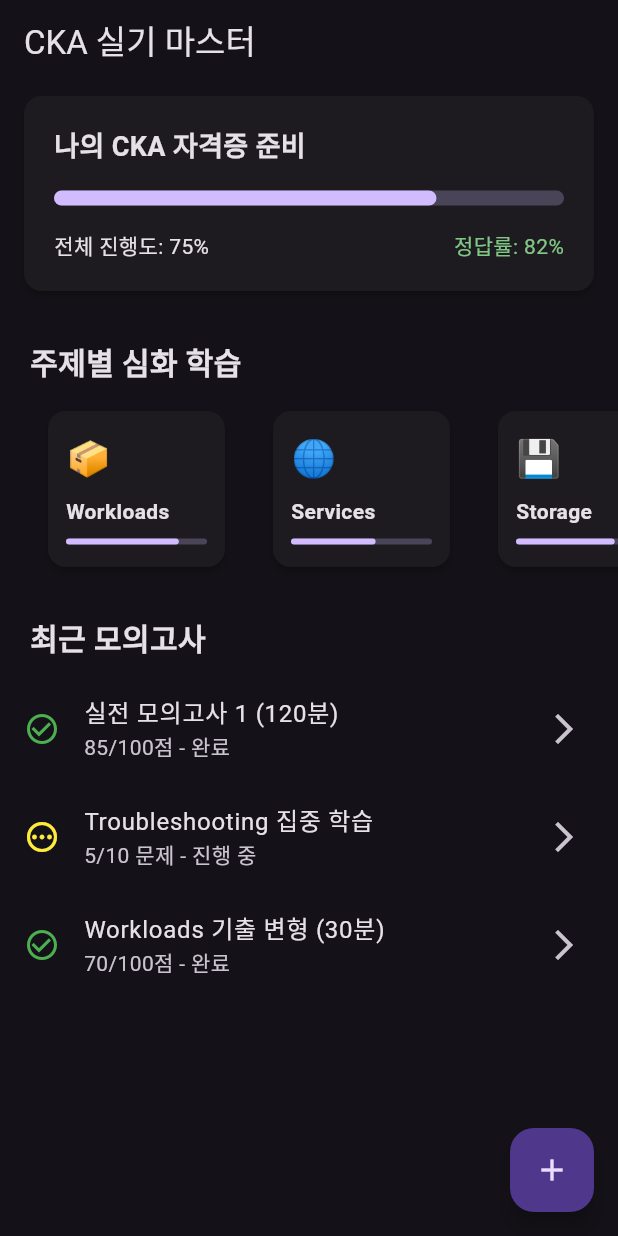
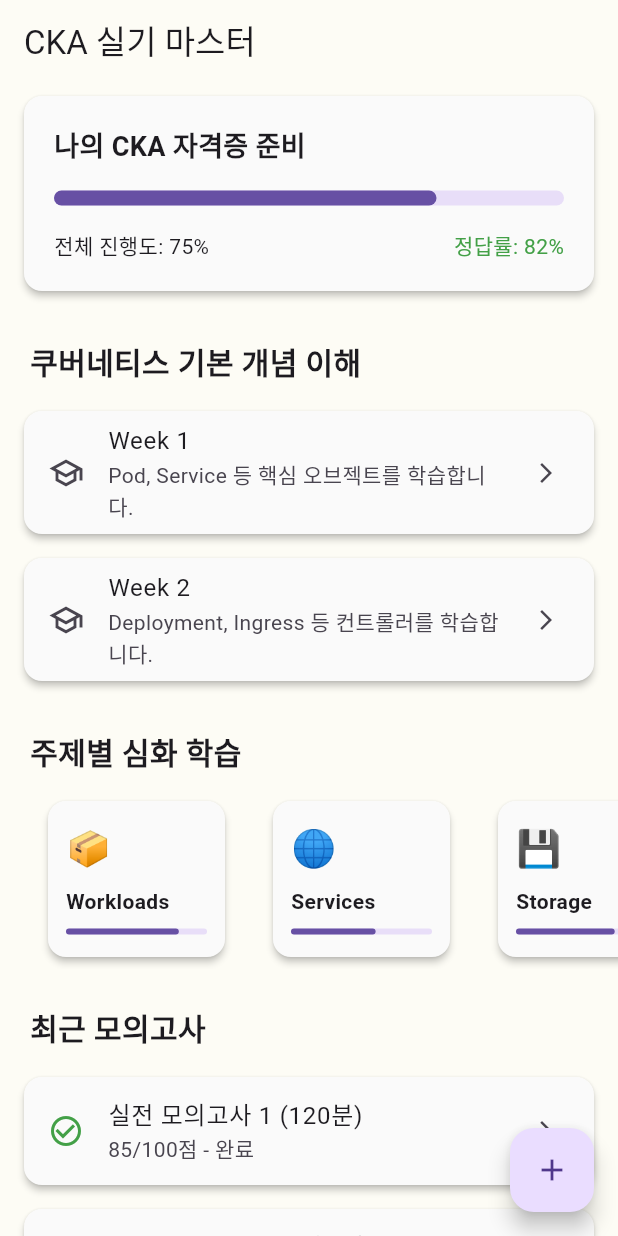
Before and after one commit to djlim33/k8s-quiz-app, a Flutter app: the screen it shows after launch, on a phone screen of 412 x 824 dp. Run offline on Flutter 3.47's test engine with Material 3 defaults, Android fonts, the phone set to English and light mode, and no system bars; our stand-ins replace flutter_riverpod.

Commit message:
내용 추가

```diff
--- a/lib/main.dart
+++ b/lib/main.dart
@@ -4,6 +4,8 @@ import 'screens/main_screen.dart';
 import 'screens/setup_screen.dart';
 import 'screens/quiz_screen.dart';
 import 'screens/result_screen.dart';
+import 'screens/concept_screen.dart'; // 1. 새로운 화면 import
+import 'screens/weekly_concepts_screen.dart';
 
 void main() {
   // 2. ProviderScope로 앱을 감싸기
@@ -20,13 +22,16 @@ class CkaMasterApp extends StatelessWidget {
       theme: ThemeData(
         primarySwatch: Colors.blue,
         useMaterial3: true,
-        brightness: Brightness.dark,
-        cardTheme: CardThemeData( // (이전 오류 수정된 코드)
+        // [수정] 밝은 테마로 변경
+        brightness: Brightness.light,
+        scaffoldBackgroundColor: const Color(0xFFFDFCF5), // 연한 베이지 배경
+        cardTheme: CardThemeData(
           elevation: 2,
           shape: RoundedRectangleBorder(
             borderRadius: BorderRadius.circular(12),
           ),
           margin: const EdgeInsets.symmetric(vertical: 8, horizontal: 16),
+          color: const Color(0xFFFAFAFA), // [수정] 카드 배경을 보기 좋은 오프화이트 색상으로 변경
         ),
         elevatedButtonTheme: ElevatedButtonThemeData(
           style: ElevatedButton.styleFrom(
@@ -43,6 +48,8 @@ class CkaMasterApp extends StatelessWidget {
         '/setup': (context) => const SetupScreen(),
         '/quiz': (context) => const QuizScreen(),
         '/result': (context) => const ResultScreen(),
+        '/concept': (context) => const ConceptScreen(),
+        '/weekly-concepts': (context) => const WeeklyConceptsScreen(), // [수정] const 제거
       },
     );
   }
--- a/lib/models/cka_data.dart
+++ b/lib/models/cka_data.dart
@@ -41,3 +41,46 @@ class RecentExamSummary {
 // TODO: 2단계에서 사용할 문제/해설 모델들
 // class CkaQuestion { ... }
 // class CkaTopic { ... }
+
+// 5. 메인 화면: 쿠버네티스 기본 개념
+class BasicConceptSummary {
+  final String id;
+  final String title;
+  final String description;
+
+  BasicConceptSummary({
+    required this.id,
+    required this.title,
+    required this.description,
+  });
+}
+
+// 4. 개념 학습 화면: 토픽별 상세 개념
+class Concept {
+  final String topicId;
+  final String topicName;
+  final String description;
+  final String commandExample;
+  final String yamlExample;
+
+  Concept({
+    required this.topicId,
+    required this.topicName,
+    required this.description,
+    required this.commandExample,
+    required this.yamlExample,
+  });
+}
+
+// 6. 메인 화면: 주차별 기본 개념
+class WeeklyConceptSummary {
+  final String id; // 예: 'week1'
+  final String title; // 예: 'Week 1'
+  final String description; // 예: 'Pod, Service의 기본 개념을 학습합니다.'
+
+  WeeklyConceptSummary({
+    required this.id,
+    required this.title,
+    required this.description,
+  });
+}
--- a/lib/providers/cka_repository.dart
+++ b/lib/providers/cka_repository.dart
@@ -127,6 +127,85 @@ class MockCkaRepository {
     // 설정에서 요청한 만큼만 반환 (시뮬레이션이므로 2개만 반환됨)
     return questions.take(settings.questionCount).toList();
   }
+
+  // [수정] ConceptScreen에 표시할 특정 '상위' 토픽에 속한 '여러' 개념 데이터
+  Future<List<Concept>> fetchConceptsByParentTopicId(String parentTopicId) async {
+    await Future.delayed(const Duration(milliseconds: 500));
+    // parentTopicId에 따라 다른 데이터를 반환합니다.
+    // 여기서는 'workloads'에 대한 예시 데이터만 구현합니다.
+    if (parentTopicId == 'workloads') {
+      return [
+        Concept(
+          topicId: 'pods',
+          topicName: 'Pod의 이해',
+          description: 'Pod는 쿠버네티스에서 생성하고 관리할 수 있는 배포 가능한 가장 작은 컴퓨팅 단위입니다. 하나 이상의 컨테이너 그룹을 나타냅니다.',
+          commandExample: '# nginx 이미지를 사용하는 \'my-pod\' Pod 생성\n'
+              'kubectl run my-pod --image=nginx',
+          yamlExample: 'apiVersion: v1\n'
+              'kind: Pod\n'
+              'metadata:\n'
+              '  name: my-pod\n'
+              'spec:\n'
+              '  containers:\n'
+              '  - name: nginx-container\n'
+              '    image: nginx:latest',
+        ),
+        Concept(
+          topicId: 'deployments',
+          topicName: 'Deployment의 역할',
+          description: 'Deployment는 Pod와 ReplicaSet에 대한 선언적 업데이트를 제공합니다. Deployment를 통해 Pod의 복제본 수를 관리하고, 롤링 업데이트 및 롤백을 수행할 수 있습니다.',
+          commandExample: '# nginx Deployment 생성 (3개의 복제본)\n'
+              'kubectl create deployment nginx-deployment --image=nginx --replicas=3',
+          yamlExample: 'apiVersion: apps/v1\n'
+              'kind: Deployment\n'
+              'metadata:\n'
+              '  name: nginx-deployment\n'
+              '# ... (이하 생략)',
+        ),
+      ];
+    }
+    // 'workloads'가 아닌 다른 토픽은 빈 리스트 반환
+    return [];
+  }
+
+  // [수정] 메인 화면에 표시할 '주차별' 기본 개념 목록
+  Future<List<WeeklyConceptSummary>> getWeeklyConcepts() async {
+    await Future.delayed(const Duration(milliseconds: 350));
+    return [
+      WeeklyConceptSummary(
+        id: 'week1',
+        title: 'Week 1',
+        description: 'Pod, Service 등 핵심 오브젝트를 학습합니다.',
+      ),
+      WeeklyConceptSummary(
+        id: 'week2',
+        title: 'Week 2',
+        description: 'Deployment, Ingress 등 컨트롤러를 학습합니다.',
+      ),
+    ];
+  }
+
+  // [신규] 특정 주차에 해당하는 개념 목록
+  Future<List<BasicConceptSummary>> getConceptsForWeek(String weekId) async {
+    await Future.delayed(const Duration(milliseconds: 200));
+    // weekId에 따라 다른 데이터를 반환합니다.
+    if (weekId == 'week1') {
+      return [
+        BasicConceptSummary(
+          id: 'pods',
+          title: 'Pod란 무엇인가?',
+          description: '쿠버네티스 배포의 가장 작은 단위입니다.',
+        ),
+        BasicConceptSummary(
+          id: 'services',
+          title: 'Service의 역할',
+          description: 'Pod 집합에 접근할 수 있는 안정적인 엔드포인트를 제공합니다.',
+        ),
+      ];
+    }
+    // 다른 주차에 대한 데이터 (현재는 비어 있음)
+    return [];
+  }
 }
 
 // --- Provider 정의 (변경 없음) ---
@@ -153,3 +232,14 @@ final recentExamsProvider = FutureProvider<List<RecentExamSummary>>((ref) {
 final availableTopicsProvider = FutureProvider<List<CkaTopic>>((ref) {
   return ref.watch(ckaRepositoryProvider).getAvailableTopics();
 });
+
+// [수정] 메인 화면에 표시할 '주차별' 기본 개념 목록 Provider
+final weeklyConceptsProvider = FutureProvider<List<WeeklyConceptSummary>>((ref) {
+  return ref.watch(ckaRepositoryProvider).getWeeklyConcepts();
+});
+
+// [신규] 특정 주차의 개념 목록을 가져오는 Provider
+final conceptsForWeekProvider =
+    FutureProvider.family<List<BasicConceptSummary>, String>((ref, weekId) {
+  return ref.watch(ckaRepositoryProvider).getConceptsForWeek(weekId);
+});
--- a/lib/providers/setup_provider.dart
+++ b/lib/providers/setup_provider.dart
@@ -8,6 +8,7 @@ class SetupNotifier extends StateNotifier<QuizSetupSettings> {
           topicIds: {'pods'}, // 기본 선택
           questionCount: 10,
           quizType: 'random',
+          timeLimitInMinutes: 30,
         ));
 
   void toggleTopic(String topicId) {
@@ -27,6 +28,10 @@ class SetupNotifier extends StateNotifier<QuizSetupSettings> {
   void setQuizType(String type) {
     state = state.copyWith(quizType: type);
   }
+
+  void setTimeLimit(int minutes) {
+    state = state.copyWith(timeLimitInMinutes: minutes);
+  }
 }
 
 final setupProvider = StateNotifierProvider<SetupNotifier, QuizSetupSettings>((ref) {
--- a/lib/screens/main_screen.dart
+++ b/lib/screens/main_screen.dart
@@ -18,6 +18,7 @@ class MainScreen extends ConsumerWidget {
     final progressAsync = ref.watch(overallProgressProvider);
     final topicsAsync = ref.watch(topicSummariesProvider);
     final examsAsync = ref.watch(recentExamsProvider);
+    final weeklyConceptsAsync = ref.watch(weeklyConceptsProvider); // [수정] Provider 변경
 
     return Scaffold(
       appBar: AppBar(
@@ -32,6 +33,7 @@ class MainScreen extends ConsumerWidget {
           ref.invalidate(overallProgressProvider);
           ref.invalidate(topicSummariesProvider);
           ref.invalidate(recentExamsProvider);
+          ref.invalidate(weeklyConceptsProvider); // [수정] Provider 새로고침
         },
         child: SingleChildScrollView(
           physics: const AlwaysScrollableScrollPhysics(), // 스크롤을 위해
@@ -41,9 +43,24 @@ class MainScreen extends ConsumerWidget {
               // 1. 나의 CKA 합격 현황 카드
               // 5. AsyncValue의 when을 사용하여 로딩/에러/데이터 처리
               progressAsync.when(
-                data: (progress) => _buildProgressCard(context, progress),
-                loading: () => const _LoadingCard(height: 150),
-                error: (err, stack) => _ErrorCard(message: err.toString()),
+                data: (progress) => _buildProgressCard(context, progress), // [수정]
+                loading: () => _LoadingCard(height: 150), // [수정] const 제거
+                error: (err, stack) => _ErrorCard(message: err.toString()), // [수정] const 제거
+              ),
+
+              // [순서 변경] 쿠버네티스 기본 개념 이해
+              const Padding(
+                padding: EdgeInsets.fromLTRB(20, 24, 20, 10),
+                child: Text(
+                  '쿠버네티스 기본 개념 이해',
+                  style: TextStyle(fontSize: 20, fontWeight: FontWeight.bold),
+                ),
+              ),
+              weeklyConceptsAsync.when(
+                data: (weeklyConcepts) =>
+                    _buildWeeklyConceptsSection(context, weeklyConcepts),
+                loading: () => _LoadingCard(height: 180), // [수정] const 제거
+                error: (err, stack) => _ErrorCard(message: err.toString()), // [수정] const 제거
               ),
 
               // 2. 주제별 심화 학습 (가로 스크롤)
@@ -55,9 +72,9 @@ class MainScreen extends ConsumerWidget {
                 ),
               ),
               topicsAsync.when(
-                data: (topics) => _buildTopicSection(context, topics),
-                loading: () => const _LoadingCard(height: 120),
-                error: (err, stack) => _ErrorCard(message: err.toString()),
+                data: (topics) => _buildTopicSection(context, topics), // [수정]
+                loading: () => _LoadingCard(height: 120), // [수정] const 제거
+                error: (err, stack) => _ErrorCard(message: err.toString()), // [수정] const 제거
               ),
 
               // 3. 최근 생성한 모의고사 (세로 리스트)
@@ -69,9 +86,9 @@ class MainScreen extends ConsumerWidget {
                 ),
               ),
               examsAsync.when(
-                data: (exams) => _buildRecentExamsSection(context, exams),
-                loading: () => const _LoadingCard(height: 200),
-                error: (err, stack) => _ErrorCard(message: err.toString()),
+                data: (exams) => _buildRecentExamsSection(context, exams), // [수정]
+                loading: () => _LoadingCard(height: 200), // [수정] const 제거
+                error: (err, stack) => _ErrorCard(message: err.toString()), // [수정] const 제거
               ),
             ],
           ),
@@ -113,8 +130,8 @@ class MainScreen extends ConsumerWidget {
               children: [
                 Text('전체 진행도: ${(progress.progressPercent * 100).toInt()}%'), // *데이터 사용*
                 Text(
-                  '정답률: ${(progress.accuracyPercent * 100).toInt()}%', // *데이터 사용*
-                  style: TextStyle(color: Colors.green.shade300),
+                  '정답률: ${(progress.accuracyPercent * 100).toInt()}%',
+                  style: TextStyle(color: Colors.green.shade600), // [수정] 밝은 테마에 맞는 색상
                 ),
               ],
             ),
@@ -135,20 +152,28 @@ class MainScreen extends ConsumerWidget {
         itemBuilder: (context, index) {
           final topic = topics[index]; // *데이터 사용*
           return _buildTopicCard(
+            context, // context 전달
             topic.icon,
             topic.name,
             topic.progressPercent,
+            topic.id, // topicId 전달
           );
         },
       ),
     );
   }
 
-  // 주제별 카드 위젯 (변경 없음, 데이터는 위에서 주입)
-  Widget _buildTopicCard(String icon, String title, double progress) {
+  // 주제별 카드 위젯 (onTap 추가)
+  Widget _buildTopicCard(BuildContext context, String icon, String title, double progress, String topicId) {
     return SizedBox(
       width: 150,
       child: Card(
+        clipBehavior: Clip.antiAlias, // InkWell의 Ripple 효과가 보이도록
+        child: InkWell(
+          onTap: () {
+            // 개념 학습 화면으로 이동
+            Navigator.pushNamed(context, '/concept', arguments: topicId);
+          },
           child: Padding(
             padding: const EdgeInsets.all(12.0),
             child: Column(
@@ -167,6 +192,7 @@ class MainScreen extends ConsumerWidget {
             ),
           ),
         ),
+      ),
     );
   }
 
@@ -178,25 +204,55 @@ class MainScreen extends ConsumerWidget {
       physics: const NeverScrollableScrollPhysics(), // 부모 스크롤 사용
       itemCount: exams.length,
       itemBuilder: (context, index) {
-        final exam = exams[index]; // *데이터 사용*
-        return ListTile(
+        final exam = exams[index];
+        return Card(
+          clipBehavior: Clip.antiAlias,
+          child: ListTile(
             leading: Icon(
-            exam.isCompleted // *데이터 사용*
+              exam.isCompleted
                   ? Icons.check_circle_outline
                   : Icons.pending_outlined,
-            color: exam.isCompleted ? Colors.green : Colors.yellow,
+              color: exam.isCompleted
+                  ? Colors.green.shade600
+                  : Colors.orange.shade600,
             ),
-          title: Text(exam.title), // *데이터 사용*
-          subtitle: Text(exam.status), // *데이터 사용*
-          trailing: const Icon(Icons.arrow_forward_ios),
+            title: Text(exam.title),
+            subtitle: Text(exam.status),
+            trailing: const Icon(Icons.arrow_forward_ios, size: 16),
             onTap: () {
-            // *로직 분기*
               if (exam.isCompleted) {
                 Navigator.pushNamed(context, '/result', arguments: exam.id);
               } else {
                 Navigator.pushNamed(context, '/quiz', arguments: exam.id);
               }
             },
+          ),
+        );
+      },
+    );
+  }
+
+  // [수정] 주차별 기본 개념 섹션
+  Widget _buildWeeklyConceptsSection(
+      BuildContext context, List<WeeklyConceptSummary> weeklyConcepts) {
+    return ListView.builder(
+      shrinkWrap: true,
+      physics: const NeverScrollableScrollPhysics(),
+      itemCount: weeklyConcepts.length,
+      itemBuilder: (context, index) {
+        final weeklyConcept = weeklyConcepts[index];
+        return Card(
+          clipBehavior: Clip.antiAlias,
+          child: ListTile(
+            leading: const Icon(Icons.school_outlined),
+            title: Text(weeklyConcept.title),
+            subtitle: Text(weeklyConcept.description),
+            trailing: const Icon(Icons.arrow_forward_ios, size: 16),
+            onTap: () {
+              Navigator.pushNamed(context, '/weekly-concepts',
+                  arguments: weeklyConcept.id);
+            },
+          ),
         );
       },
     );
@@ -213,9 +269,11 @@ class _LoadingCard extends StatelessWidget {
   Widget build(BuildContext context) {
     return SizedBox(
       height: height,
-      child: const Card(
+      child: Card( // [수정]
         child: Center(
-          child: CircularProgressIndicator(),
+          child: CircularProgressIndicator(
+            color: Theme.of(context).colorScheme.primary,
+          ),
         ),
       ),
     );
@@ -229,11 +287,12 @@ class _ErrorCard extends StatelessWidget {
   @override
   Widget build(BuildContext context) {
     return Card(
-      color: Colors.red.shade900,
+      color: Colors.red.shade100, // [수정]
       child: Center(
         child: Padding(
           padding: const EdgeInsets.all(16.0),
-          child: Text('오류가 발생했습니다: $message'),
+          child: Text('오류가 발생했습니다: $message',
+              style: TextStyle(color: Colors.red.shade900)),
         ),
       ),
     );
```
Also changed, not shown: lib/models/cka_question.dart (+11 -3 lines), lib/providers/quiz_controller.dart (+17 -0 lines), lib/result_screen.dart (added, +26 -0 lines), lib/screens/concept_screen.dart (added, +169 -0 lines), lib/screens/quiz_screen.dart (+36 -9 lines), lib/screens/result_screen.dart (+8 -8 lines), lib/screens/setup_screen.dart (+18 -0 lines), lib/screens/weekly_concepts_screen.dart (added, +53 -0 lines), lib/providers/weekly_concepts_screen.dart (added). Lines whose indentation alone changed are shown as unchanged.
